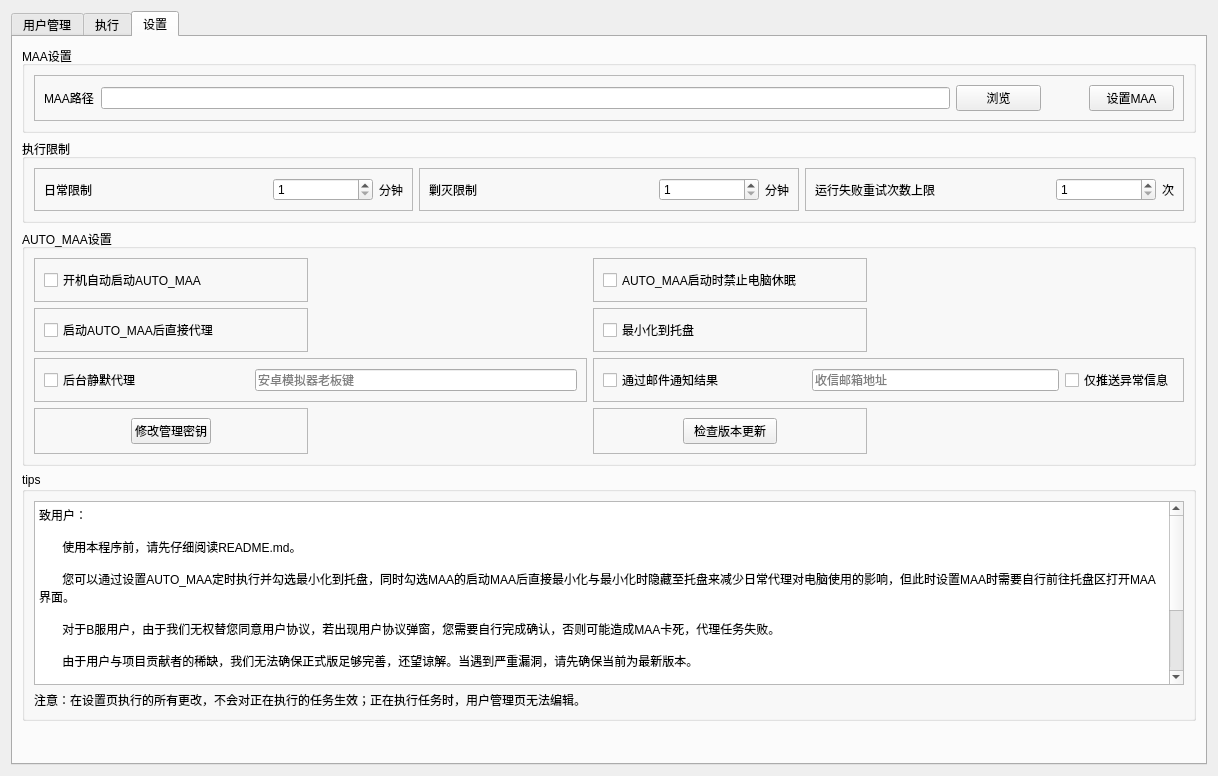
AUTO-MAS-Project/AUTO-MAS, file gui/ui/main.ui: the form before one commit.
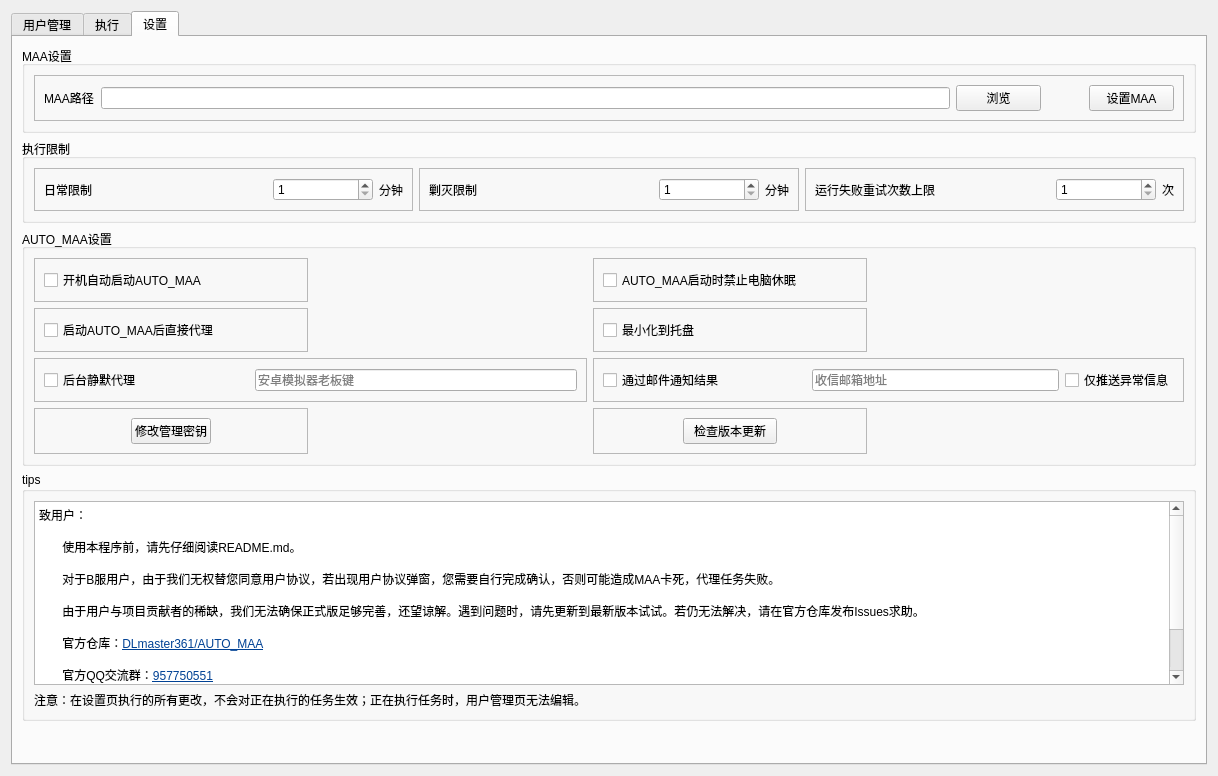
The form after the commit. The open tabs and pages were chosen to show the change.

Commit message: tips文案更新

Patch:
```diff
--- a/gui/ui/main.ui
+++ b/gui/ui/main.ui
@@ -1453,15 +1453,13 @@
 &lt;p style=&quot;-qt-paragraph-type:empty; margin-top:0px; margin-bottom:0px; margin-left:0px; margin-right:0px; -qt-block-indent:0; text-indent:0px;&quot;&gt;&lt;br /&gt;&lt;/p&gt;
 &lt;p style=&quot; margin-top:0px; margin-bottom:0px; margin-left:0px; margin-right:0px; -qt-block-indent:0; text-indent:0px;&quot;&gt;       使用本程序前，请先仔细阅读README.md。&lt;/p&gt;
 &lt;p style=&quot;-qt-paragraph-type:empty; margin-top:0px; margin-bottom:0px; margin-left:0px; margin-right:0px; -qt-block-indent:0; text-indent:0px;&quot;&gt;&lt;br /&gt;&lt;/p&gt;
-&lt;p style=&quot; margin-top:0px; margin-bottom:0px; margin-left:0px; margin-right:0px; -qt-block-indent:0; text-indent:0px;&quot;&gt;       您可以通过设置AUTO_MAA定时执行并勾选最小化到托盘，同时勾选MAA的启动MAA后直接最小化与最小化时隐藏至托盘来减少日常代理对电脑使用的影响，但此时设置MAA时需要自行前往托盘区打开MAA界面。&lt;/p&gt;
-&lt;p style=&quot;-qt-paragraph-type:empty; margin-top:0px; margin-bottom:0px; margin-left:0px; margin-right:0px; -qt-block-indent:0; text-indent:0px;&quot;&gt;&lt;br /&gt;&lt;/p&gt;
 &lt;p style=&quot; margin-top:0px; margin-bottom:0px; margin-left:0px; margin-right:0px; -qt-block-indent:0; text-indent:0px;&quot;&gt;       对于B服用户，由于我们无权替您同意用户协议，若出现用户协议弹窗，您需要自行完成确认，否则可能造成MAA卡死，代理任务失败。&lt;/p&gt;
 &lt;p style=&quot;-qt-paragraph-type:empty; margin-top:0px; margin-bottom:0px; margin-left:0px; margin-right:0px; -qt-block-indent:0; text-indent:0px;&quot;&gt;&lt;br /&gt;&lt;/p&gt;
-&lt;p style=&quot; margin-top:0px; margin-bottom:0px; margin-left:0px; margin-right:0px; -qt-block-indent:0; text-indent:0px;&quot;&gt;       由于用户与项目贡献者的稀缺，我们无法确保正式版足够完善，还望谅解。当遇到严重漏洞，请先确保当前为最新版本。&lt;/p&gt;
+&lt;p style=&quot; margin-top:0px; margin-bottom:0px; margin-left:0px; margin-right:0px; -qt-block-indent:0; text-indent:0px;&quot;&gt;       由于用户与项目贡献者的稀缺，我们无法确保正式版足够完善，还望谅解。遇到问题时，请先更新到最新版本试试。若仍无法解决，请在官方仓库发布Issues求助。&lt;/p&gt;
 &lt;p style=&quot;-qt-paragraph-type:empty; margin-top:0px; margin-bottom:0px; margin-left:0px; margin-right:0px; -qt-block-indent:0; text-indent:0px;&quot;&gt;&lt;br /&gt;&lt;/p&gt;
-&lt;p style=&quot; margin-top:0px; margin-bottom:0px; margin-left:0px; margin-right:0px; -qt-block-indent:0; text-indent:0px;&quot;&gt;       您还可以通过官方仓库 &lt;a href=&quot;https://github.com/DLmaster361/AUTO_MAA/&quot;&gt;&lt;span style=&quot; text-decoration: underline; color:#007ad6;&quot;&gt;DLmaster361/AUTO_MAA&lt;/span&gt;&lt;/a&gt; 发布Issues求助。&lt;/p&gt;
+&lt;p style=&quot; margin-top:0px; margin-bottom:0px; margin-left:0px; margin-right:0px; -qt-block-indent:0; text-indent:0px;&quot;&gt;       官方仓库：&lt;a href=&quot;https://github.com/DLmaster361/AUTO_MAA/&quot;&gt;&lt;span style=&quot; text-decoration: underline; color:#004194;&quot;&gt;DLmaster361/AUTO_MAA&lt;/span&gt;&lt;/a&gt;&lt;/p&gt;
 &lt;p style=&quot;-qt-paragraph-type:empty; margin-top:0px; margin-bottom:0px; margin-left:0px; margin-right:0px; -qt-block-indent:0; text-indent:0px;&quot;&gt;&lt;br /&gt;&lt;/p&gt;
-&lt;p style=&quot; margin-top:0px; margin-bottom:0px; margin-left:0px; margin-right:0px; -qt-block-indent:0; text-indent:0px;&quot;&gt;       官方QQ交流群：957750551&lt;/p&gt;
+&lt;p style=&quot; margin-top:0px; margin-bottom:0px; margin-left:0px; margin-right:0px; -qt-block-indent:0; text-indent:0px;&quot;&gt;       官方QQ交流群：&lt;a href=&quot;https://qm.qq.com/cgi-bin/qm/qr?k=EET-OL_o52KPlDLEmbzaNkKUXuyQ4WZY&amp;amp;jump_from=webapi&amp;amp;authKey=6NxGwEu9JAOLHqfdEmNfrZy4tUvC/3ar2j5+Go7Hgf3j+ntAK1VS6SUOLOjYVKTt&quot;&gt;&lt;span style=&quot; text-decoration: underline; color:#004194;&quot;&gt;957750551&lt;/span&gt;&lt;/a&gt;&lt;/p&gt;
 &lt;p style=&quot;-qt-paragraph-type:empty; margin-top:0px; margin-bottom:0px; margin-left:0px; margin-right:0px; -qt-block-indent:0; text-indent:0px;&quot;&gt;&lt;br /&gt;&lt;/p&gt;
 &lt;p style=&quot; margin-top:0px; margin-bottom:0px; margin-left:0px; margin-right:0px; -qt-block-indent:0; text-indent:0px;&quot;&gt;       友情推荐项目：&lt;a href=&quot;https://git.zhaozuohong.vip/mower-ng&quot;&gt;&lt;span style=&quot; text-decoration: underline; color:#004194;&quot;&gt;zhaozuohong/mower-ng&lt;/span&gt;&lt;/a&gt; 、  &lt;a href=&quot;https://github.com/AegirTech/ArkLights&quot;&gt;&lt;span style=&quot; text-decoration: underline; color:#004194;&quot;&gt;AegirTech/ArkLights&lt;/span&gt;&lt;/a&gt;&lt;/p&gt;
 &lt;p style=&quot;-qt-paragraph-type:empty; margin-top:0px; margin-bottom:0px; margin-left:0px; margin-right:0px; -qt-block-indent:0; text-indent:0px;&quot;&gt;&lt;br /&gt;&lt;/p&gt;
```
Left out of the diff: 2 changed lines with no effect on the pictures.
